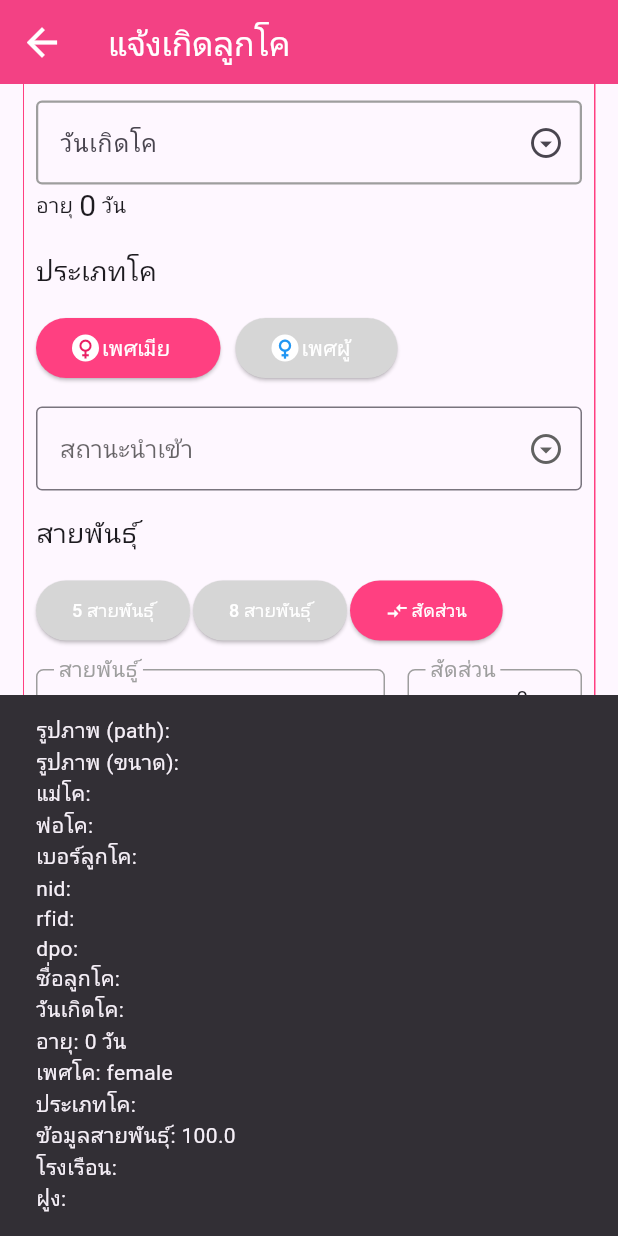
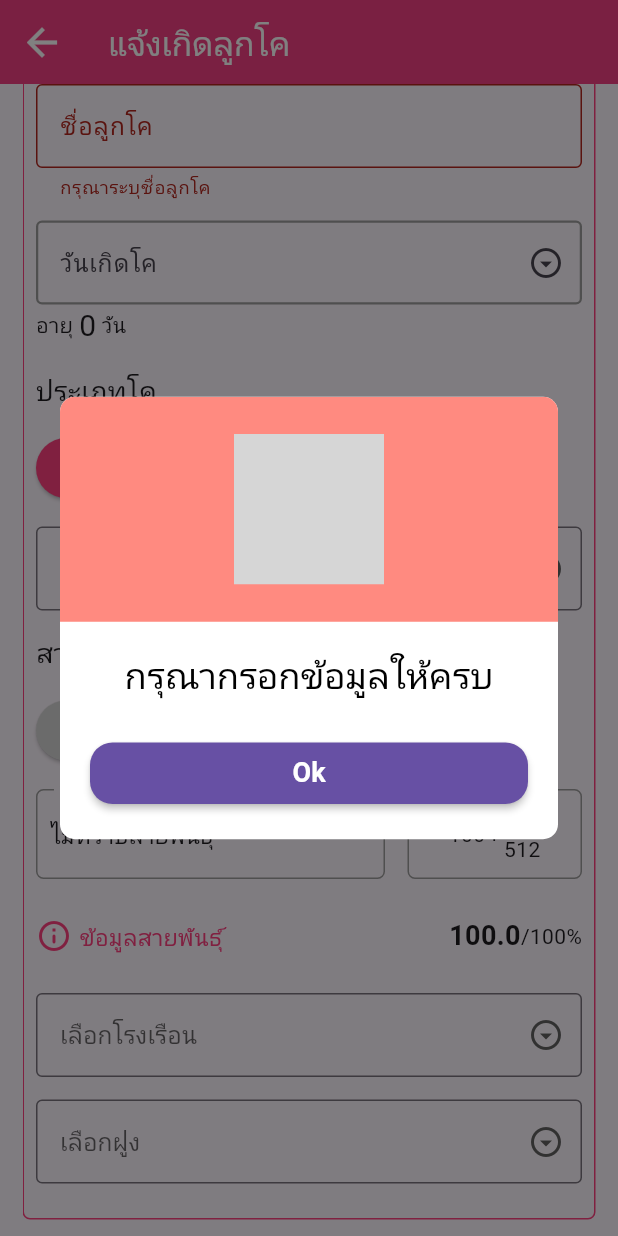
Before and after one commit to Dominic369/Getx_form_control, a Flutter app: the screen it shows after launch, scrolled down 708 dp, after a tap on "ถัดไป", on a phone screen of 412 x 824 dp. Run offline on Flutter 3.47's test engine with Material 3 defaults, Android fonts, the phone set to English and light mode, and no system bars; our stand-ins replace cool_alert, dotted_border, get, image_picker; grey boxes are pictures that could not be loaded.

Commit message:
Update - 2

```diff
--- a/lib/views/main_views.dart
+++ b/lib/views/main_views.dart
@@ -1,4 +1,5 @@
 import 'dart:io';
+import 'package:cool_alert/cool_alert.dart';
 import 'package:dotted_border/dotted_border.dart';
 import 'package:flutter/material.dart';
 import 'package:get/get.dart';
@@ -445,7 +446,8 @@
                       borderRadius: BorderRadius.circular(5),
                     ),
                     padding: const EdgeInsets.all(8.0),
-                    child: Column(children: [
+                    child: Column(
+                      children: [
                         const SizedBox(
                           height: 15,
                         ),
@@ -456,6 +458,12 @@
                             label: Text('ชื่อแม่โค'),
                             border: OutlineInputBorder(),
                           ),
+                          validator: (value) {
+                            if (value == null || value.isEmpty || value == '') {
+                              return 'กรุณาระบุแม่โค';
+                            }
+                            return null;
+                          },
                         ),
                         const SizedBox(
                           height: 15,
@@ -466,8 +474,15 @@
                           decoration: const InputDecoration(
                               label: Text('ชื่อพ่อโค'),
                               border: OutlineInputBorder()),
+                          validator: (value) {
+                            if (value == null || value.isEmpty || value == '') {
+                              return 'กรุณาระบุชื่อพ่อโค';
+                            }
+                            return null;
+                          },
                         ),
-                    ]),
+                      ],
+                    ),
                   ),
                   const SizedBox(
                     height: 15,
@@ -490,6 +505,12 @@
                         decoration: const InputDecoration(
                             label: Text('เบอร์ลูกโค (ระบบฟาร์ม)'),
                             border: OutlineInputBorder()),
+                        validator: (value) {
+                          if (value == null || value.isEmpty || value == '') {
+                            return 'กรุณาระบุเบอร์ลูกโค';
+                          }
+                          return null;
+                        },
                       ),
                       const SizedBox(
                         height: 15,
@@ -572,6 +593,12 @@
                         decoration: const InputDecoration(
                             label: Text('ชื่อลูกโค'),
                             border: OutlineInputBorder()),
+                        validator: (value) {
+                          if (value == null || value.isEmpty || value == '') {
+                            return 'กรุณาระบุชื่อลูกโค';
+                          }
+                          return null;
+                        },
                       ),
                       const SizedBox(
                         height: 15,
@@ -1289,6 +1316,10 @@
                   ),
                   ElevatedButton(
                     onPressed: () {
+                      if (controller.formcontroller.formKey.currentState!
+                          .validate()) {
+                        // If the form is valid, display a snackbar. In the real world,
+                        // you'd often call a server or save the information in a database.
                         ScaffoldMessenger.of(context).showSnackBar(
                           SnackBar(
                             content: Column(
@@ -1317,7 +1348,8 @@
                                     'วันเกิดโค: ${controller.formcontroller.dateController.text} '),
                                 Text(
                                     'อายุ: ${controller.formcontroller.age.value} วัน'),
-                            Text('เพศโค: ${controller.formcontroller.cowSex} '),
+                                Text(
+                                    'เพศโค: ${controller.formcontroller.cowSex} '),
                                 Text(
                                     'ประเภทโค: ${controller.formcontroller.cowType} '),
                                 Text(
@@ -1327,8 +1359,23 @@
                                 Text(
                                     'ฝูง: ${controller.formcontroller.proportion} '),
                               ],
-                        )),
+                            ),
+                          ),
                         );
+                        CoolAlert.show(
+                          context: context,
+                          backgroundColor: Colors.greenAccent[100]!,
+                          type: CoolAlertType.success,
+                          title: 'บันทึกข้อมูลเรียบร้อย',
+                        );
+                      } else {
+                        CoolAlert.show(
+                          context: context,
+                          backgroundColor: Colors.redAccent[100]!,
+                          type: CoolAlertType.error,
+                          title: 'กรุณากรอกข้อมูลให้ครบ',
+                        );
+                      }
                     },
                     style: ElevatedButton.styleFrom(
                         //primary: Colors.pinkAccent,
--- a/pubspec.yaml
+++ b/pubspec.yaml
@@ -29,6 +29,7 @@
 # versions available, run `flutter pub outdated`.
 dependencies:
   dotted_border:
+  cool_alert: ^2.0.1
   cupertino_radio_choice: ^1.0.2
   intl: ^0.17.0
   image_picker: ^1.0.5
```
Also changed, not shown: pubspec.lock. Lines whose indentation alone changed are shown as unchanged.
